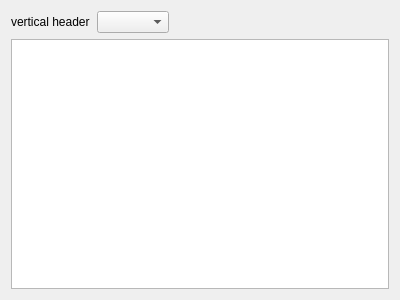
jeaunrg/PyQTapp_template, file resources/design/ui/TableWidget.ui: the form before one commit.
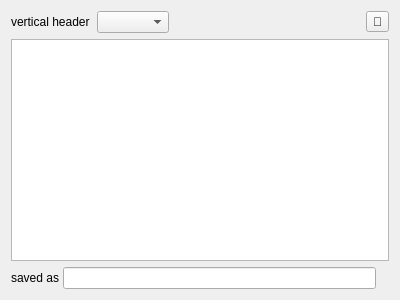
The form after the commit.

Commit message: big update more table-specific

The edit to the form file:
```diff
--- a/resources/design/ui/TableWidget.ui
+++ b/resources/design/ui/TableWidget.ui
@@ -42,6 +42,13 @@
        </property>
       </spacer>
      </item>
+     <item>
+      <widget class="QToolButton" name="save">
+       <property name="text">
+        <string>💾</string>
+       </property>
+      </widget>
+     </item>
     </layout>
    </item>
    <item>
@@ -66,6 +73,55 @@
      </attribute>
     </widget>
    </item>
+   <item>
+    <layout class="QHBoxLayout" name="infos">
+     <item>
+      <widget class="QWidget" name="leftfoot" native="true">
+       <layout class="QHBoxLayout" name="horizontalLayout_2">
+        <property name="spacing">
+         <number>0</number>
+        </property>
+        <property name="leftMargin">
+         <number>0</number>
+        </property>
+        <property name="topMargin">
+         <number>0</number>
+        </property>
+        <property name="rightMargin">
+         <number>0</number>
+        </property>
+        <property name="bottomMargin">
+         <number>0</number>
+        </property>
+        <item>
+         <widget class="QLabel" name="label">
+          <property name="text">
+           <string>saved as </string>
+          </property>
+         </widget>
+        </item>
+        <item>
+         <widget class="QLineEdit" name="path">
+          <property name="styleSheet">
+           <string notr="true"/>
+          </property>
+          <property name="readOnly">
+           <bool>true</bool>
+          </property>
+         </widget>
+        </item>
+       </layout>
+      </widget>
+     </item>
+     <item alignment="Qt::AlignRight">
+      <widget class="QLabel" name="rightfoot">
+       <property name="text">
+        <string/>
+       </property>
+      </widget>
+     </item>
+    </layout>
+   </item>
   </layout>
  </widget>
  <resources/>
```
The commit also changes 19 other files.
